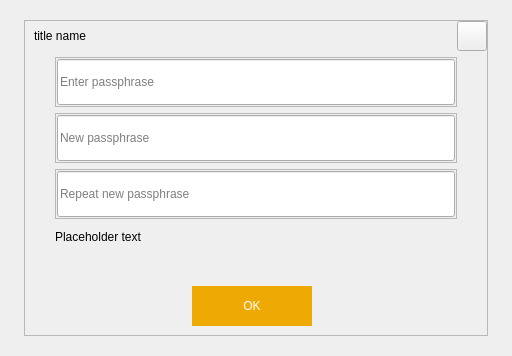
Old version of the form src/qt/forms/askpassphrasedialog.ui in the repository MassGrid/MassGrid.
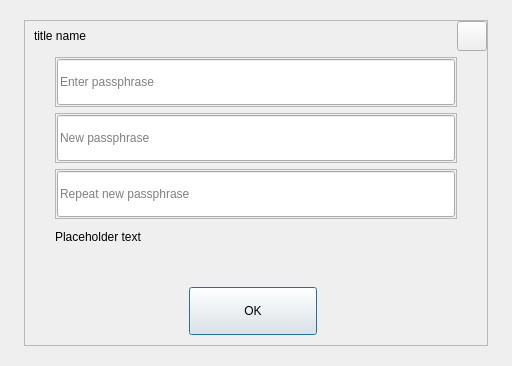
New version of the form.

What changed in the file:
```diff
--- a/src/qt/forms/askpassphrasedialog.ui
+++ b/src/qt/forms/askpassphrasedialog.ui
@@ -7,7 +7,7 @@
     <x>0</x>
     <y>0</y>
     <width>512</width>
-    <height>356</height>
+    <height>366</height>
    </rect>
   </property>
   <property name="sizePolicy">
@@ -367,18 +367,13 @@
                  </property>
                  <property name="maximumSize">
                   <size>
-                   <width>120</width>
-                   <height>40</height>
+                   <width>150</width>
+                   <height>50</height>
                   </size>
                  </property>
                  <property name="styleSheet">
-                  <string notr="true">QPushButton{
-width:120;
-height:40;
-background-color: rgb(239, 169, 4);
-color: rgb(255, 255, 255);
-border:hidden;
-}</string>
+                  <string notr="true">min-width:120px;
+min-height:40px;</string>
                  </property>
                  <property name="orientation">
                   <enum>Qt::Horizontal</enum>
```
